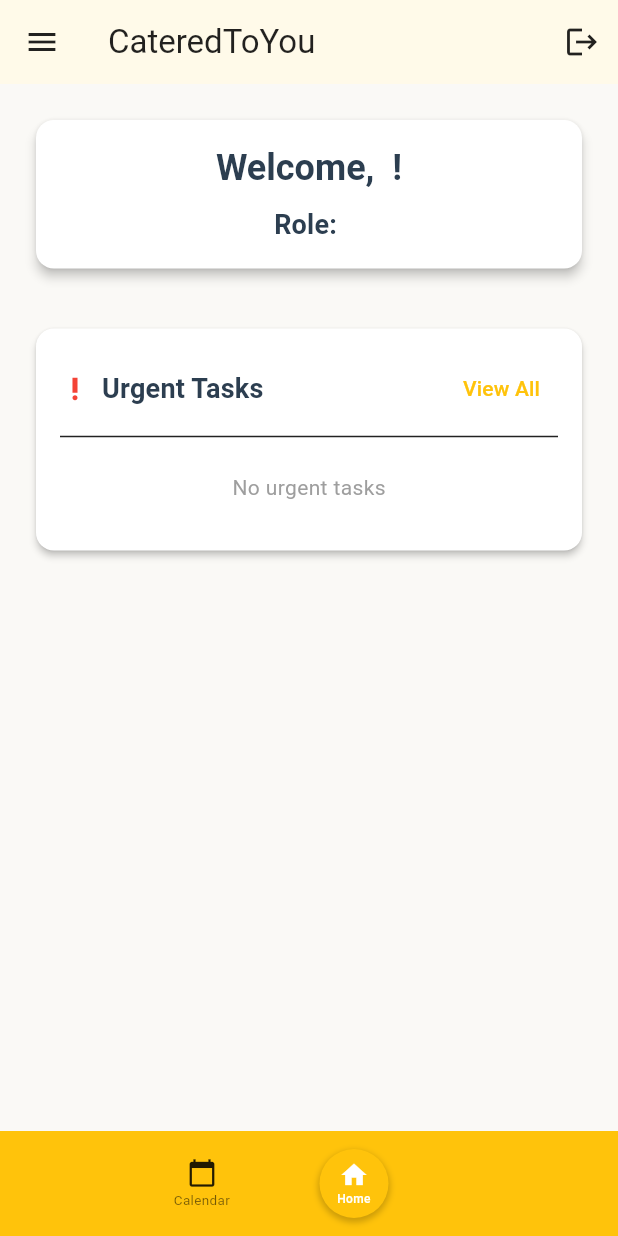
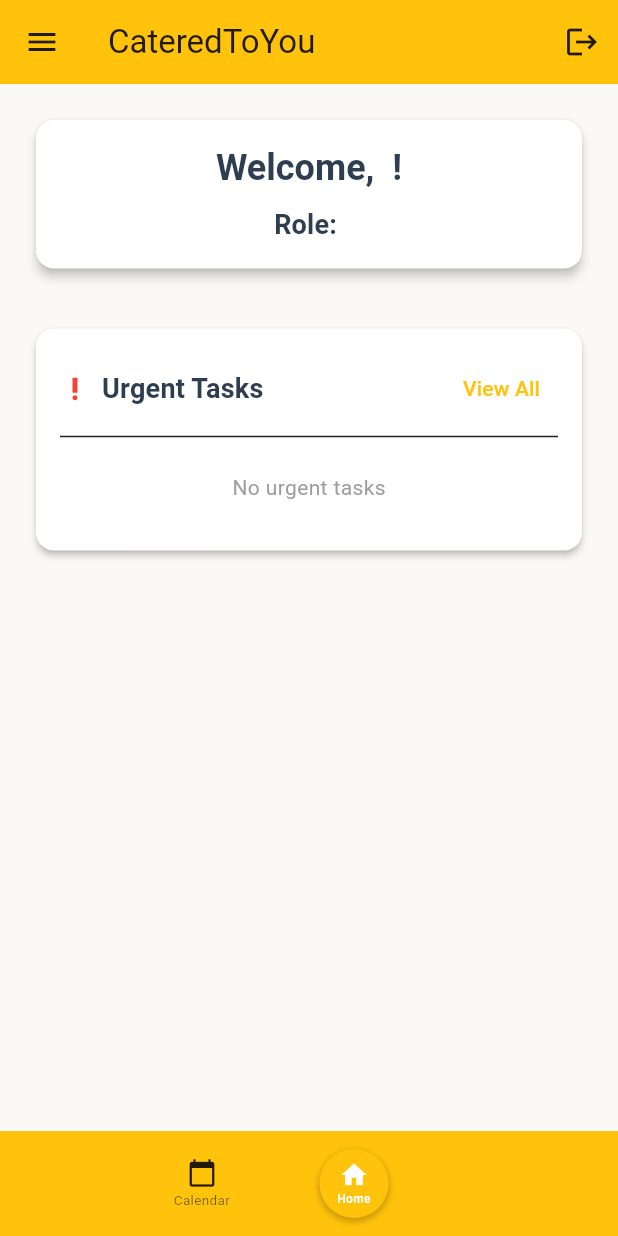
Before and after one commit to HarzaanHussain/cateredtoyou, a Flutter app: the screen it shows once a user with an empty profile is signed in, on a phone screen of 412 x 824 dp. Run offline on Flutter 3.47's test engine with Material 3 defaults, Android fonts, the phone set to English and light mode, and no system bars; our stand-ins replace cloud_firestore, firebase_auth, firebase_core, flutter_local_notifications, flutter_map, flutter_timezone and 6 more; missing offline and left inert: flutter_map_cancellable_tile_provider; accounts and stored records are empty.

Commit message:
Change top bar to orange

```diff
--- a/lib/main.dart
+++ b/lib/main.dart
@@ -150,7 +150,7 @@ class MyApp extends StatelessWidget {
             ),
             scaffoldBackgroundColor: Colors.white, // background is white
             appBarTheme: const AppBarTheme(
-              backgroundColor: Colors.white, // appbar uses honey yellow
+              backgroundColor: const Color(0xFFFFC30B), // appbar uses honey yellow
               elevation: 4,
             ),
             elevatedButtonTheme: ElevatedButtonThemeData(
```
